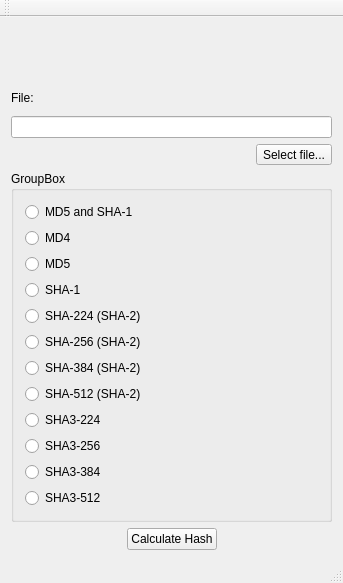
Qt form mainwindow.ui (Oakhart/hash_calculator) before a commit.
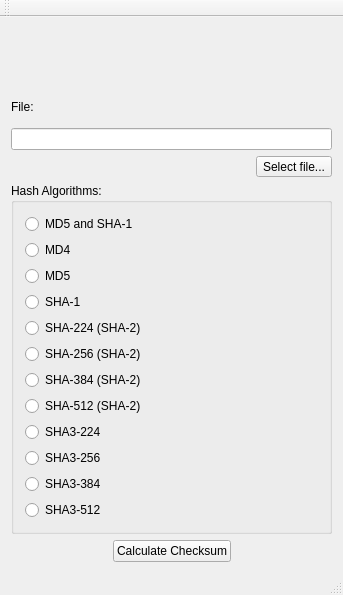
The same form after that commit.

What changed in the file:
```diff
--- a/mainwindow.ui
+++ b/mainwindow.ui
@@ -7,7 +7,7 @@
     <x>0</x>
     <y>0</y>
     <width>343</width>
-    <height>583</height>
+    <height>595</height>
    </rect>
   </property>
   <property name="windowTitle">
@@ -70,7 +70,7 @@
     <item>
      <widget class="QGroupBox" name="groupBox">
       <property name="title">
-       <string>GroupBox</string>
+       <string>Hash Algorithms:</string>
       </property>
       <layout class="QVBoxLayout" name="verticalLayout_2">
        <item>
@@ -178,7 +178,7 @@
       <item>
        <widget class="QPushButton" name="pushButton">
         <property name="text">
-         <string>Calculate Hash</string>
+         <string>Calculate Checksum</string>
         </property>
        </widget>
       </item>
```
